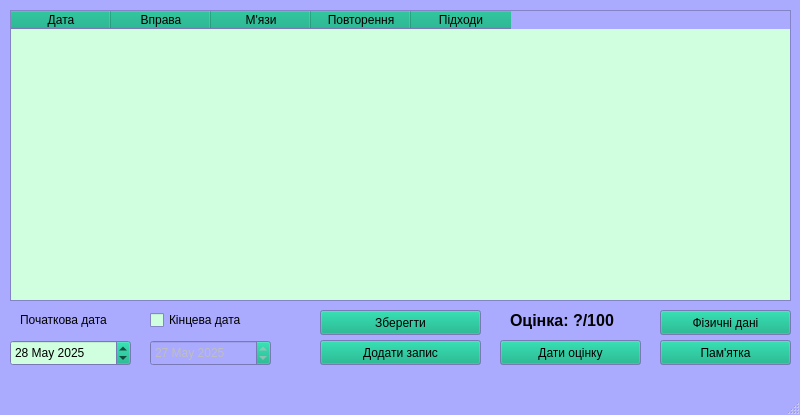
The window that workoutwindow.ui (Stalkeroid13/Health_statistic) describes before a commit, drawn with Qt 5.
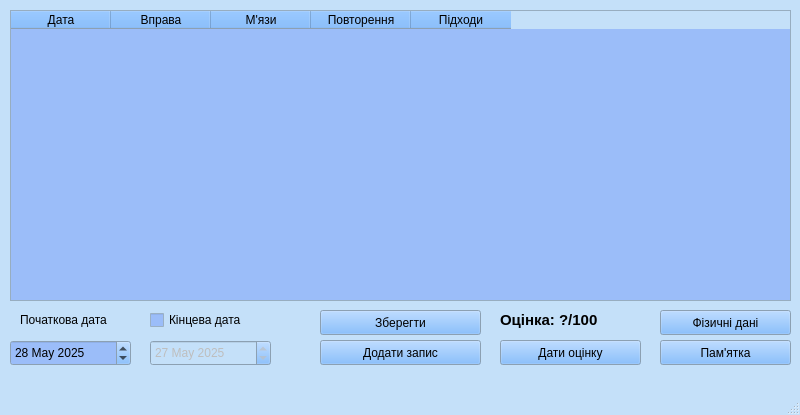
The same window after the commit.

The edit to the form file:
```diff
--- a/workoutwindow.ui
+++ b/workoutwindow.ui
@@ -16,36 +16,81 @@
      <colorrole role="Button">
       <brush brushstyle="SolidPattern">
        <color alpha="255">
-        <red>0</red>
+        <red>103</red>
         <green>170</green>
-        <blue>127</blue>
+        <blue>249</blue>
        </color>
       </brush>
      </colorrole>
-     <colorrole role="Mid">
+     <colorrole role="BrightText">
       <brush brushstyle="SolidPattern">
        <color alpha="255">
         <red>0</red>
-        <green>170</green>
-        <blue>127</blue>
+        <green>0</green>
+        <blue>0</blue>
        </color>
       </brush>
      </colorrole>
      <colorrole role="Base">
       <brush brushstyle="SolidPattern">
        <color alpha="255">
-        <red>207</red>
-        <green>255</green>
-        <blue>222</blue>
+        <red>155</red>
+        <green>189</green>
+        <blue>249</blue>
        </color>
       </brush>
      </colorrole>
      <colorrole role="Window">
       <brush brushstyle="SolidPattern">
        <color alpha="255">
-        <red>170</red>
-        <green>170</green>
-        <blue>255</blue>
+        <red>196</red>
+        <green>224</green>
+        <blue>249</blue>
+       </color>
+      </brush>
+     </colorrole>
+     <colorrole role="Highlight">
+      <brush brushstyle="SolidPattern">
+       <color alpha="255">
+        <red>185</red>
+        <green>95</green>
+        <blue>137</blue>
+       </color>
+      </brush>
+     </colorrole>
+     <colorrole role="Link">
+      <brush brushstyle="SolidPattern">
+       <color alpha="255">
+        <red>46</red>
+        <green>192</green>
+        <blue>249</blue>
+       </color>
+      </brush>
+     </colorrole>
+     <colorrole role="LinkVisited">
+      <brush brushstyle="SolidPattern">
+       <color alpha="255">
+        <red>31</red>
+        <green>131</green>
+        <blue>168</blue>
+       </color>
+      </brush>
+     </colorrole>
+     <colorrole role="AlternateBase">
+      <brush brushstyle="SolidPattern">
+       <color alpha="255">
+        <red>196</red>
+        <green>224</green>
+        <blue>249</blue>
+       </color>
+      </brush>
+     </colorrole>
+     <colorrole role="Accent">
+      <brush brushstyle="SolidPattern">
+       <color alpha="255">
+        <red>128</red>
+        <green>128</green>
+        <blue>128</blue>
        </color>
       </brush>
      </colorrole>
@@ -54,36 +99,81 @@
      <colorrole role="Button">
       <brush brushstyle="SolidPattern">
        <color alpha="255">
-        <red>0</red>
+        <red>103</red>
         <green>170</green>
-        <blue>127</blue>
+        <blue>249</blue>
        </color>
       </brush>
      </colorrole>
-     <colorrole role="Mid">
+     <colorrole role="BrightText">
       <brush brushstyle="SolidPattern">
        <color alpha="255">
         <red>0</red>
-        <green>170</green>
-        <blue>127</blue>
+        <green>0</green>
+        <blue>0</blue>
        </color>
       </brush>
      </colorrole>
      <colorrole role="Base">
       <brush brushstyle="SolidPattern">
        <color alpha="255">
-        <red>207</red>
-        <green>255</green>
-        <blue>222</blue>
+        <red>155</red>
+        <green>189</green>
+        <blue>249</blue>
        </color>
       </brush>
      </colorrole>
      <colorrole role="Window">
       <brush brushstyle="SolidPattern">
        <color alpha="255">
-        <red>170</red>
-        <green>170</green>
-        <blue>255</blue>
+        <red>196</red>
+        <green>224</green>
+        <blue>249</blue>
+       </color>
+      </brush>
+     </colorrole>
+     <colorrole role="Highlight">
+      <brush brushstyle="SolidPattern">
+       <color alpha="255">
+        <red>185</red>
+        <green>95</green>
+        <blue>137</blue>
+       </color>
+      </brush>
+     </colorrole>
+     <colorrole role="Link">
+      <brush brushstyle="SolidPattern">
+       <color alpha="255">
+        <red>46</red>
+        <green>192</green>
+        <blue>249</blue>
+       </color>
+      </brush>
+     </colorrole>
+     <colorrole role="LinkVisited">
+      <brush brushstyle="SolidPattern">
+       <color alpha="255">
+        <red>31</red>
+        <green>131</green>
+        <blue>168</blue>
+       </color>
+      </brush>
+     </colorrole>
+     <colorrole role="AlternateBase">
+      <brush brushstyle="SolidPattern">
+       <color alpha="255">
+        <red>196</red>
+        <green>224</green>
+        <blue>249</blue>
+       </color>
+      </brush>
+     </colorrole>
+     <colorrole role="Accent">
+      <brush brushstyle="SolidPattern">
+       <color alpha="255">
+        <red>128</red>
+        <green>128</green>
+        <blue>128</blue>
        </color>
       </brush>
      </colorrole>
@@ -92,36 +182,72 @@
      <colorrole role="Button">
       <brush brushstyle="SolidPattern">
        <color alpha="255">
-        <red>0</red>
+        <red>103</red>
         <green>170</green>
-        <blue>127</blue>
+        <blue>249</blue>
        </color>
       </brush>
      </colorrole>
-     <colorrole role="Mid">
+     <colorrole role="BrightText">
       <brush brushstyle="SolidPattern">
        <color alpha="255">
         <red>0</red>
-        <green>170</green>
-        <blue>127</blue>
+        <green>0</green>
+        <blue>0</blue>
        </color>
       </brush>
      </colorrole>
      <colorrole role="Base">
       <brush brushstyle="SolidPattern">
        <color alpha="255">
-        <red>170</red>
-        <green>170</green>
-        <blue>255</blue>
+        <red>196</red>
+        <green>224</green>
+        <blue>249</blue>
        </color>
       </brush>
      </colorrole>
      <colorrole role="Window">
       <brush brushstyle="SolidPattern">
        <color alpha="255">
-        <red>170</red>
-        <green>170</green>
-        <blue>255</blue>
+        <red>196</red>
+        <green>224</green>
+        <blue>249</blue>
+       </color>
+      </brush>
+     </colorrole>
+     <colorrole role="Link">
+      <brush brushstyle="SolidPattern">
+       <color alpha="255">
+        <red>46</red>
+        <green>192</green>
+        <blue>249</blue>
+       </color>
+      </brush>
+     </colorrole>
+     <colorrole role="LinkVisited">
+      <brush brushstyle="SolidPattern">
+       <color alpha="255">
+        <red>31</red>
+        <green>131</green>
+        <blue>168</blue>
+       </color>
+      </brush>
+     </colorrole>
+     <colorrole role="AlternateBase">
+      <brush brushstyle="SolidPattern">
+       <color alpha="255">
+        <red>196</red>
+        <green>224</green>
+        <blue>249</blue>
+       </color>
+      </brush>
+     </colorrole>
+     <colorrole role="Accent">
+      <brush brushstyle="SolidPattern">
+       <color alpha="255">
+        <red>128</red>
+        <green>128</green>
+        <blue>128</blue>
        </color>
       </brush>
      </colorrole>
@@ -203,7 +329,7 @@
     </property>
     <property name="dateTime">
      <datetime>
-      <hour>11</hour>
+      <hour>8</hour>
       <minute>0</minute>
       <second>0</second>
       <year>2025</year>
@@ -239,7 +365,7 @@
     </property>
     <property name="dateTime">
      <datetime>
-      <hour>11</hour>
+      <hour>8</hour>
       <minute>0</minute>
       <second>0</second>
       <year>2025</year>
@@ -290,15 +416,15 @@
    <widget class="QLabel" name="label_score">
     <property name="geometry">
      <rect>
-      <x>510</x>
+      <x>500</x>
       <y>310</y>
-      <width>121</width>
+      <width>151</width>
       <height>20</height>
      </rect>
     </property>
     <property name="font">
      <font>
-      <pointsize>12</pointsize>
+      <pointsize>11</pointsize>
       <bold>true</bold>
      </font>
     </property>
```
Left out of the diff: 2 changed lines with no effect on the pictures.
